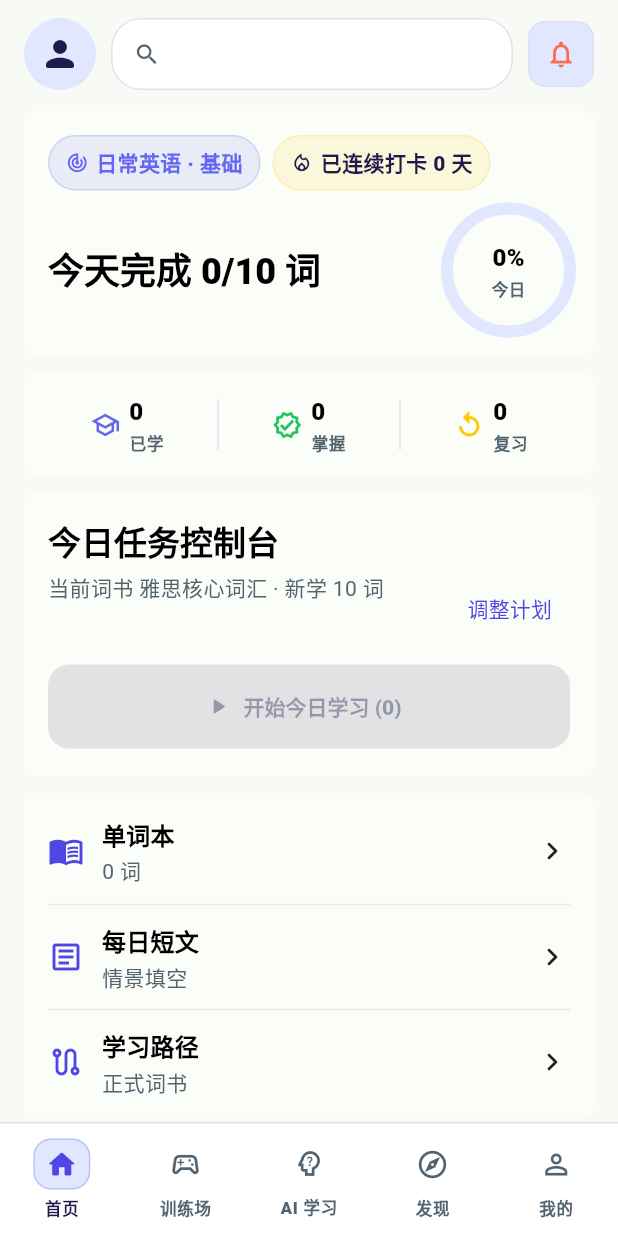
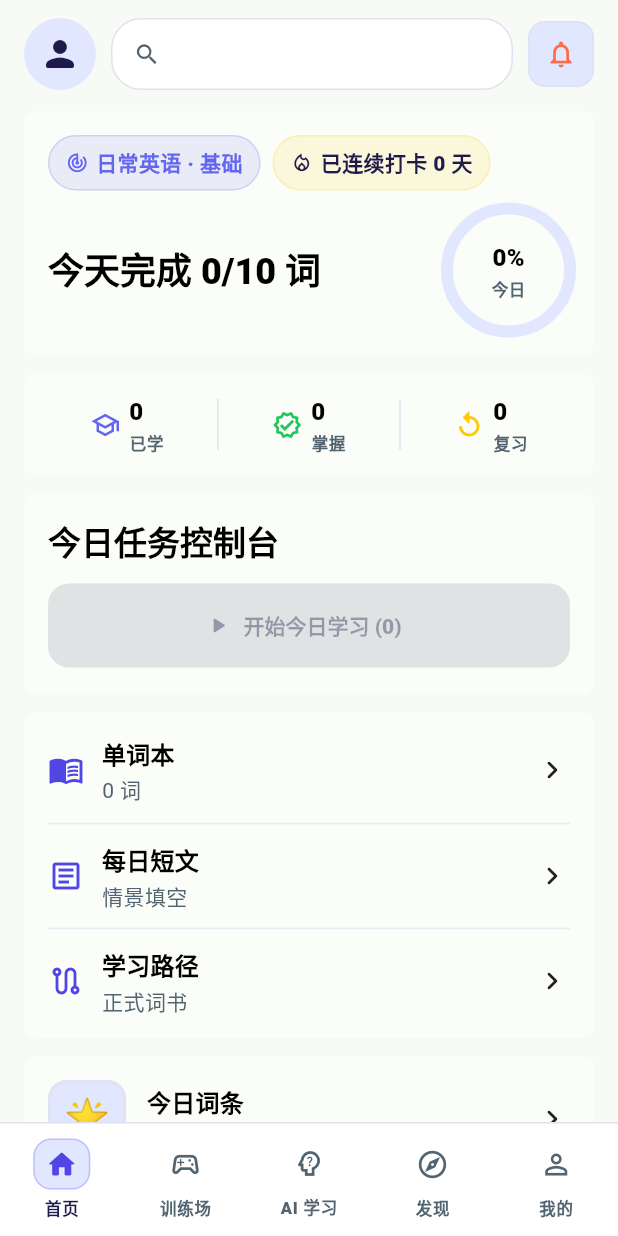
Before and after one commit to VonLan233/LinguaQuest, a Flutter app: the MixedStudySessionScreen screen opened by its route, after a tap on "保存并回首页", on a phone screen of 412 x 824 dp. Run offline on Flutter 3.47's test engine with Material 3 defaults, Android fonts, the phone set to English and light mode, and no system bars; our stand-ins replace audioplayers, dio, flutter_local_notifications, flutter_riverpod, flutter_timezone, go_router and 2 more; accounts and stored records are empty; project files that could hold a hidden picture were left out.

Commit message:
fix(ui): remove daily task panel description text to prevent i18n overflow

```diff
--- a/linguaquest/lib/features/home/home_screen.dart
+++ b/linguaquest/lib/features/home/home_screen.dart
@@ -465,23 +465,6 @@ class _DailyTaskPanel extends StatelessWidget {
               fontWeight: FontWeight.w900,
             ),
           ),
-          const SizedBox(height: 6),
-          Row(
-            crossAxisAlignment: CrossAxisAlignment.start,
-            children: [
-              Expanded(
-                child: Text(
-                  isPaused
-                      ? '${l10n.goalSetupCurrentBook} $currentSection · ${l10n.homePlanPaused}'
-                      : '${l10n.goalSetupCurrentBook} $currentSection · ${l10n.commonNew} $dailyGoal ${l10n.commonWords}${hasReview ? " + ${l10n.commonReview} $dueCount ${l10n.commonWords}" : ""}',
-                  style: TextStyle(color: theme.colorScheme.onSurfaceVariant),
-                ),
-              ),
-              TextButton(
-                  onPressed: onOpenPlan,
-                  child: Text(l10n.homeAdjustPlan)),
-            ],
-          ),
           const SizedBox(height: 14),
           if (isPaused)
             OutlinedButton.icon(
```
